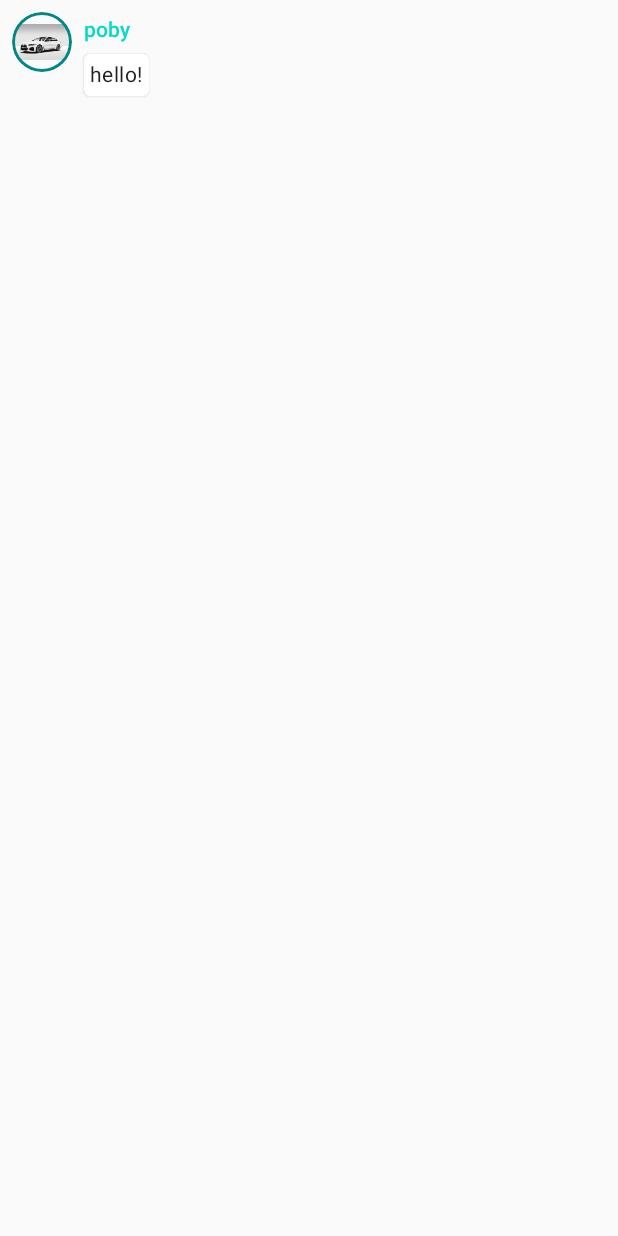
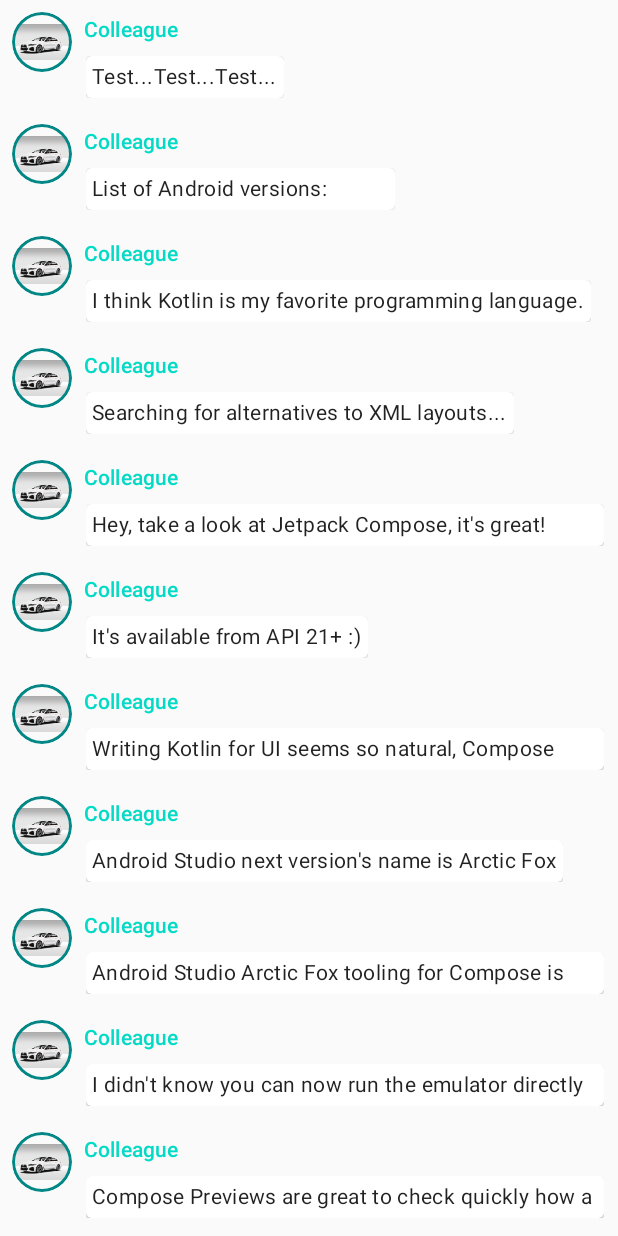
Before and after one commit to sejins/compose_practice, an Android app built with Jetpack Compose: the screen it shows after launch (MainActivity), on a phone screen of 412 x 824 dp. Run offline under Robolectric (Android 15) with nearby library versions, the phone set to English and light mode, and no system bars.

Commit message:
[tutorial] list and animation

```diff
--- a/tutorial/app/src/main/java/com/jjinse/tutorial/MainActivity.kt
+++ b/tutorial/app/src/main/java/com/jjinse/tutorial/MainActivity.kt
@@ -1,22 +1,30 @@
 package com.jjinse.tutorial
 
-import android.content.res.Configuration
+import android.graphics.Color
 import android.os.Bundle
 import androidx.activity.ComponentActivity
 import androidx.activity.compose.setContent
+import androidx.compose.animation.animateColorAsState
+import androidx.compose.animation.animateContentSize
 import androidx.compose.foundation.Image
 import androidx.compose.foundation.border
+import androidx.compose.foundation.clickable
 import androidx.compose.foundation.layout.*
+import androidx.compose.foundation.lazy.LazyColumn
+import androidx.compose.foundation.lazy.items
 import androidx.compose.foundation.shape.CircleShape
 import androidx.compose.material.MaterialTheme
 import androidx.compose.material.Surface
 import androidx.compose.material.Text
 import androidx.compose.runtime.Composable
+import androidx.compose.runtime.getValue
+import androidx.compose.runtime.setValue
+import androidx.compose.runtime.mutableStateOf
+import androidx.compose.runtime.remember
 import androidx.compose.ui.Modifier
 import androidx.compose.ui.draw.clip
 import androidx.compose.ui.res.painterResource
 import androidx.compose.ui.tooling.preview.Preview
-import androidx.compose.ui.tooling.preview.PreviewParameter
 import androidx.compose.ui.unit.dp
 import com.jjinse.tutorial.ui.theme.TutorialTheme
 
@@ -25,13 +33,10 @@ class MainActivity : ComponentActivity() {
         super.onCreate(savedInstanceState)
         setContent {
             TutorialTheme {
-                MessageCard(message = Message("poby", "hello!"))
+                Conversation(messages = SampleData.conversationSample)
             }
         }
     }
-
-    data class Message(val author: String, val content: String)
-
 
     @Composable
     fun MessageCard(message: Message) {
@@ -48,36 +53,57 @@ class MainActivity : ComponentActivity() {
 
             Spacer(modifier = Modifier.width(8.dp))
 
-            Column {
+            // We keep track if the message is expanded or not in this variable
+            var isExpanded by remember {
+                mutableStateOf(false)
+            }
+
+            // surfaceColor will be updated gradually from one color to the other
+            val surfaceColor by animateColorAsState(
+                if (isExpanded) MaterialTheme.colors.primary else MaterialTheme.colors.surface
+            )
+
+            // We toggle the isExpanded variable when we click on this Column
+            Column(modifier = Modifier.clickable { isExpanded = !isExpanded }) {
                 Text(
                     text = message.author,
                     color = MaterialTheme.colors.secondary,
                     style = MaterialTheme.typography.subtitle2
                 ) // theme 에 정의된 attribute 를 쉽게 참조할 수 있다.
                 Spacer(modifier = Modifier.height(4.dp))
-                Surface(shape = MaterialTheme.shapes.medium, elevation = 1.dp) {
+                Surface(
+                    shape = MaterialTheme.shapes.medium,
+                    elevation = 1.dp,
+                    // surfaceColor color will be changing gradually from primary to surface
+                    color = surfaceColor,
+                    // animateContentSize will change the Surface size gradually
+                    modifier = Modifier.padding(1.dp).animateContentSize()
+                ) {
                     Text(
                         text = message.content,
                         style = MaterialTheme.typography.body2,
-                        modifier = Modifier.padding(all = 4.dp)
+                        modifier = Modifier.padding(all = 4.dp),
+                        maxLines = if (isExpanded) Int.MAX_VALUE else 1
                     )
                 }
             }
         }
     }
 
+    @Composable
+    fun Conversation(messages: List<Message>) {
+        LazyColumn {
+            items(messages) { msg ->
+                MessageCard(message = msg)
+            }
+        }
+    }
 
-    // Preview 를 하기 위해서는 default parameter 가 반드시 존재해야하기 떄문에 다음과 같이 preview 용 composable 메서드를 생성할 수 있다.
-    @Preview(name = "Light mode")
-    @Preview(
-        name = "Dark mode",
-        showBackground = true,
-        uiMode = Configuration.UI_MODE_NIGHT_YES
-    )
+    @Preview
     @Composable
-    fun PreviewMessageCard() {
+    fun PreviewConversation() {
         TutorialTheme {
-            MessageCard(message = Message("poby", "This is a test"))
+            Conversation(messages = SampleData.conversationSample)
         }
     }
 }
--- /dev/null
+++ b/tutorial/app/src/main/java/com/jjinse/tutorial/SampleData.kt
@@ -0,0 +1,74 @@
+package com.jjinse.tutorial
+
+data class Message(val author: String, val content: String)
+
+object SampleData {
+    // Sample conversation data
+    val conversationSample = listOf(
+        Message(
+            "Colleague",
+            "Test...Test...Test..."
+        ),
+        Message(
+            "Colleague",
+            "List of Android versions:\n" +
+                    "Android KitKat (API 19)\n" +
+                    "Android Lollipop (API 21)\n" +
+                    "Android Marshmallow (API 23)\n" +
+                    "Android Nougat (API 24)\n" +
+                    "Android Oreo (API 26)\n" +
+                    "Android Pie (API 28)\n" +
+                    "Android 10 (API 29)\n" +
+                    "Android 11 (API 30)\n" +
+                    "Android 12 (API 31)\n"
+        ),
+        Message(
+            "Colleague",
+            "I think Kotlin is my favorite programming language.\n" +
+                    "It's so much fun!"
+        ),
+        Message(
+            "Colleague",
+            "Searching for alternatives to XML layouts..."
+        ),
+        Message(
+            "Colleague",
+            "Hey, take a look at Jetpack Compose, it's great!\n" +
+                    "It's the Android's modern toolkit for building native UI." +
+                    "It simplifies and accelerates UI development on Android." +
+                    "Less code, powerful tools, and intuitive Kotlin APIs :)"
+        ),
+        Message(
+            "Colleague",
+            "It's available from API 21+ :)"
+        ),
+        Message(
+            "Colleague",
+            "Writing Kotlin for UI seems so natural, Compose where have you been all my life?"
+        ),
+        Message(
+            "Colleague",
+            "Android Studio next version's name is Arctic Fox"
+        ),
+        Message(
+            "Colleague",
+            "Android Studio Arctic Fox tooling for Compose is top notch ^_^"
+        ),
+        Message(
+            "Colleague",
+            "I didn't know you can now run the emulator directly from Android Studio"
+        ),
+        Message(
+            "Colleague",
+            "Compose Previews are great to check quickly how a composable layout looks like"
+        ),
+        Message(
+            "Colleague",
+            "Previews are also interactive after enabling the experimental setting"
+        ),
+        Message(
+            "Colleague",
+            "Have you tried writing build.gradle with KTS?"
+        ),
+    )
+}
```
